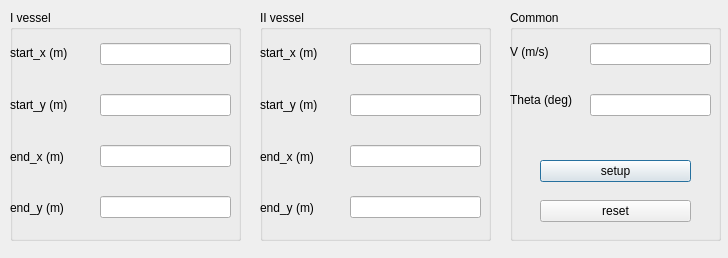
Qt form DPfloatover/QT/dialogcooperation.ui (Forrest-Z/USV-robotics) before a commit.
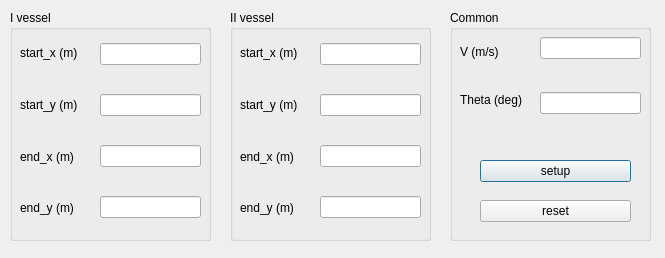
The same form after that commit.

Patch:
```diff
--- a/DPfloatover/QT/dialogcooperation.ui
+++ b/DPfloatover/QT/dialogcooperation.ui
@@ -6,7 +6,7 @@
    <rect>
     <x>0</x>
     <y>0</y>
-    <width>728</width>
+    <width>665</width>
     <height>258</height>
    </rect>
   </property>
@@ -18,19 +18,19 @@
     <rect>
      <x>10</x>
      <y>10</y>
-     <width>231</width>
+     <width>201</width>
      <height>231</height>
     </rect>
    </property>
    <property name="title">
     <string>I vessel</string>
    </property>
-   <widget class="QWidget" name="">
+   <widget class="QWidget" name="layoutWidget">
     <property name="geometry">
      <rect>
       <x>90</x>
       <y>10</y>
-      <width>131</width>
+      <width>101</width>
       <height>221</height>
      </rect>
     </property>
@@ -49,10 +49,10 @@
      </item>
     </layout>
    </widget>
-   <widget class="QWidget" name="">
+   <widget class="QWidget" name="layoutWidget">
     <property name="geometry">
      <rect>
-      <x>0</x>
+      <x>10</x>
       <y>20</y>
       <width>69</width>
       <height>201</height>
@@ -93,9 +93,9 @@
   <widget class="QGroupBox" name="groupBox_2">
    <property name="geometry">
     <rect>
-     <x>260</x>
+     <x>230</x>
      <y>10</y>
-     <width>231</width>
+     <width>201</width>
      <height>231</height>
     </rect>
    </property>
@@ -107,7 +107,7 @@
      <rect>
       <x>90</x>
       <y>10</y>
-      <width>131</width>
+      <width>101</width>
       <height>221</height>
      </rect>
     </property>
@@ -129,7 +129,7 @@
    <widget class="QWidget" name="layoutWidget_2">
     <property name="geometry">
      <rect>
-      <x>0</x>
+      <x>10</x>
       <y>20</y>
       <width>69</width>
       <height>201</height>
@@ -170,9 +170,9 @@
   <widget class="QGroupBox" name="groupBox_3">
    <property name="geometry">
     <rect>
-     <x>510</x>
+     <x>450</x>
      <y>10</y>
-     <width>211</width>
+     <width>201</width>
      <height>231</height>
     </rect>
    </property>
@@ -205,13 +205,13 @@
      <string>reset</string>
     </property>
    </widget>
-   <widget class="QWidget" name="">
+   <widget class="QWidget" name="layoutWidget">
     <property name="geometry">
      <rect>
-      <x>80</x>
-      <y>10</y>
-      <width>121</width>
-      <height>121</height>
+      <x>90</x>
+      <y>0</y>
+      <width>101</width>
+      <height>131</height>
      </rect>
     </property>
     <layout class="QVBoxLayout" name="verticalLayout_7">
@@ -223,10 +223,10 @@
      </item>
     </layout>
    </widget>
-   <widget class="QWidget" name="">
+   <widget class="QWidget" name="layoutWidget">
     <property name="geometry">
      <rect>
-      <x>0</x>
+      <x>10</x>
       <y>20</y>
       <width>76</width>
       <height>91</height>
```
